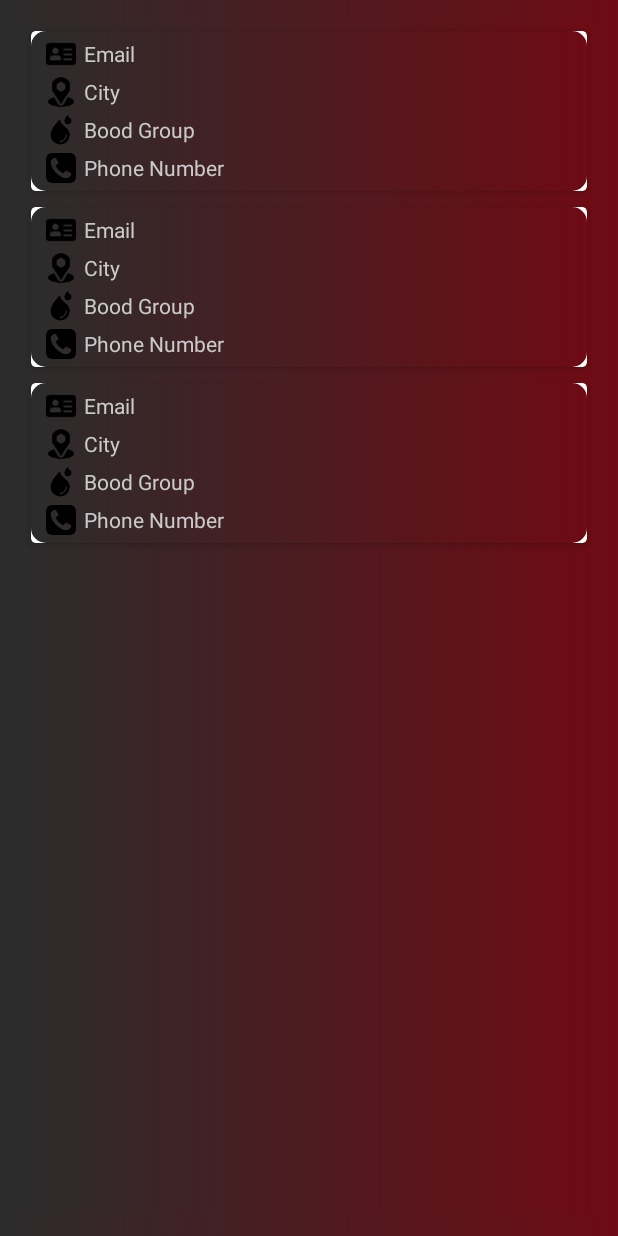
After one commit to AhmedBourazza/BloodDonation, an Android app: the layout fragment_donners.xml on its own in the app's theme, with its tools: preview values and no code run, on a phone screen of 412 x 824 dp. The commit adds this screen. Run offline under Robolectric (Android 15) with nearby library versions, the phone set to English and light mode, and no system bars.

Commit message:
Correction des erreurs au niveau du Main Activity

```diff
--- /dev/null
+++ b/app/src/main/res/drawable/bg.xml
@@ -0,0 +1,9 @@
+<?xml version="1.0" encoding="utf-8"?>
+<selector xmlns:android="http://schemas.android.com/apk/res/android">
+    <item>
+        <shape android:shape="rectangle" >
+            <corners android:radius="10dp"/>
+            <gradient android:startColor="#2c2c2c"  android:endColor="#6e0b14" android:angle="0"/>
+        </shape>
+    </item>
+</selector>
--- /dev/null
+++ b/app/src/main/res/drawable/recyclerview_bg.xml
@@ -0,0 +1,8 @@
+<?xml version="1.0" encoding="utf-8"?>
+<selector xmlns:android="http://schemas.android.com/apk/res/android">
+    <item>
+        <shape android:shape="rectangle" >
+            <gradient android:startColor="#2c2c2c"  android:endColor="#6e0b14" android:angle="0"/>
+        </shape>
+    </item>
+</selector>
--- /dev/null
+++ b/app/src/main/res/layout/fragment_donners.xml
@@ -0,0 +1,42 @@
+<?xml version="1.0" encoding="utf-8"?>
+<RelativeLayout xmlns:android="http://schemas.android.com/apk/res/android"
+    android:layout_width="match_parent"
+    android:layout_height="match_parent"
+    xmlns:tools="http://schemas.android.com/tools"
+    xmlns:app="http://schemas.android.com/apk/res-auto"
+    android:theme="@style/AppTheme"
+    android:background="@drawable/recyclerview_bg"
+    android:padding="15dp">
+    <androidx.swiperefreshlayout.widget.SwipeRefreshLayout
+        android:id="@+id/swipeRefreshLayout"
+        android:layout_width="match_parent"
+        android:layout_height="match_parent">
+        <LinearLayout
+            android:layout_width="match_parent"
+            android:layout_height="wrap_content"
+            android:orientation="vertical">
+            <EditText
+                android:id="@+id/search"
+                android:layout_width="match_parent"
+                android:layout_height="35dp"
+                android:layout_marginLeft="4dp"
+                android:layout_marginTop="10dp"
+                android:layout_marginRight="4dp"
+                android:background="@drawable/edit_bg"
+                android:padding="6dp"
+                android:layout_marginStart="5dp"
+                android:layout_marginEnd="5dp"
+                android:fontFamily="@font/berlin_sans_fb"
+                android:textColorHint="#7b2545"
+                android:hint=" Search here..."
+                android:visibility="gone"/>
+            <androidx.recyclerview.widget.RecyclerView
+                android:id="@+id/recyclerView"
+                tools:listitem="@layout/user_item_layout"
+                app:layoutManager="androidx.recyclerview.widget.LinearLayoutManager"
+                android:background="@drawable/recyclerview_bg"
+                android:layout_width="match_parent"
+                android:layout_height="match_parent" />
+        </LinearLayout>
+    </androidx.swiperefreshlayout.widget.SwipeRefreshLayout>
+</RelativeLayout>
--- /dev/null
+++ b/app/src/main/res/layout/user_item_layout.xml
@@ -0,0 +1,112 @@
+<?xml version="1.0" encoding="utf-8"?>
+<androidx.cardview.widget.CardView xmlns:android="http://schemas.android.com/apk/res/android"
+    android:layout_width="match_parent"
+    android:layout_height="wrap_content"
+    xmlns:app="http://schemas.android.com/apk/res-auto"
+    android:layout_margin="5dp"
+    app:cardCornerRadius="3dp"
+    app:cardElevation="3dp"
+    >
+    <LinearLayout
+        android:layout_width="match_parent"
+        android:layout_height="match_parent"
+        android:orientation="vertical"
+        android:background="@drawable/bg"
+        >
+        <LinearLayout
+            android:layout_width="match_parent"
+            android:layout_height="wrap_content"
+            android:orientation="horizontal"
+            android:layout_marginStart="10dp"
+            android:layout_marginTop="5dp">
+
+            <ImageView
+                android:layout_width="20dp"
+                android:layout_height="20dp"
+                android:src="@drawable/id" />
+            <TextView
+                android:id="@+id/email"
+                android:layout_width="wrap_content"
+                android:layout_height="wrap_content"
+                android:text="Email"
+                android:textSize="14sp"
+                android:layout_marginStart="5dp"
+                android:textColor="#CACACA"
+                android:fontFamily="@font/poppinsfont"
+                />
+
+        </LinearLayout>
+        <LinearLayout
+            android:layout_width="match_parent"
+            android:layout_height="wrap_content"
+            android:orientation="horizontal"
+            android:layout_marginStart="10dp"
+            android:layout_marginTop="5dp">
+
+            <ImageView
+                android:layout_width="20dp"
+                android:layout_height="20dp"
+                android:src="@drawable/add" />
+            <TextView
+                android:id="@+id/city"
+                android:layout_width="wrap_content"
+                android:layout_height="wrap_content"
+                android:text="City"
+                android:textSize="14sp"
+                android:layout_marginStart="5dp"
+                android:textColor="#CACACA"
+                android:fontFamily="@font/poppinsfont"
+                />
+
+        </LinearLayout>
+        <LinearLayout
+            android:layout_width="match_parent"
+            android:layout_height="wrap_content"
+            android:orientation="horizontal"
+            android:layout_marginStart="10dp"
+            android:layout_marginTop="5dp">
+
+            <ImageView
+                android:layout_width="20dp"
+                android:layout_height="20dp"
+                android:src="@drawable/blood" />
+            <TextView
+                android:id="@+id/Bloodgrp"
+                android:layout_width="wrap_content"
+                android:layout_height="wrap_content"
+                android:text="Bood Group"
+                android:textSize="14sp"
+                android:layout_marginStart="5dp"
+                android:textColor="#CACACA"
+                android:fontFamily="@font/poppinsfont"
+                />
+
+        </LinearLayout>
+        <LinearLayout
+            android:layout_width="match_parent"
+            android:layout_height="wrap_content"
+            android:orientation="horizontal"
+            android:layout_marginStart="10dp"
+            android:layout_marginTop="5dp"
+            android:layout_marginBottom="5dp">
+
+            <ImageView
+                android:layout_width="20dp"
+                android:layout_height="20dp"
+                android:src="@drawable/phonen" />
+            <TextView
+                android:id="@+id/phone"
+                android:layout_width="wrap_content"
+                android:layout_height="wrap_content"
+                android:text="Phone Number"
+                android:textSize="14sp"
+                android:layout_marginStart="5dp"
+                android:textColor="#CACACA"
+                android:fontFamily="@font/poppinsfont"
+                />
+
+        </LinearLayout>
+    </LinearLayout>
+
+
+</androidx.cardview.widget.CardView>
```
Also changed, not shown: app/src/main/java/com/example/projetblooddonation/MainActivity.kt (+87 -13 lines), app/src/main/java/com/example/projetblooddonation/UserAdapter.kt (added, +45 -0 lines), app/src/main/res/drawable/add.png (added), app/src/main/res/drawable/blood.png (added), app/src/main/res/drawable/id.png (added), app/src/main/res/drawable/phonen.png (added).
